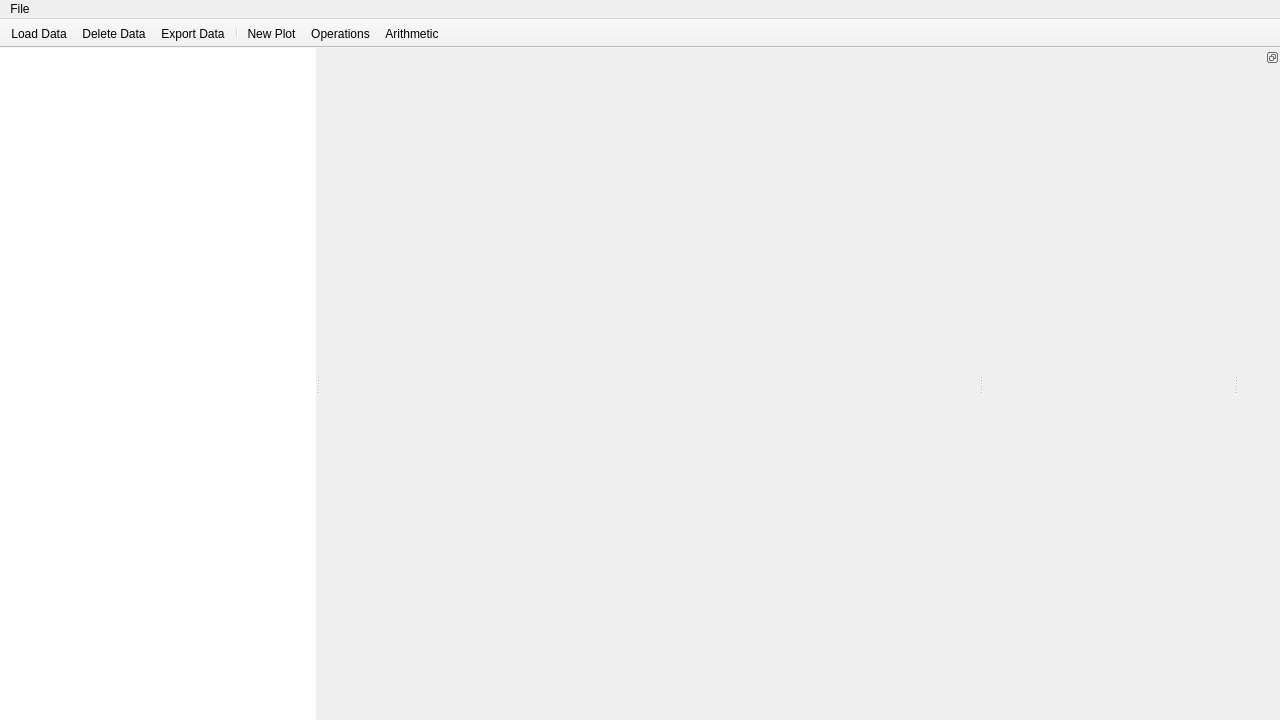
This is specviz/data/ui/workspace.ui in spacetelescope/specviz as Qt 5 draws it before an edit. The edited form follows.
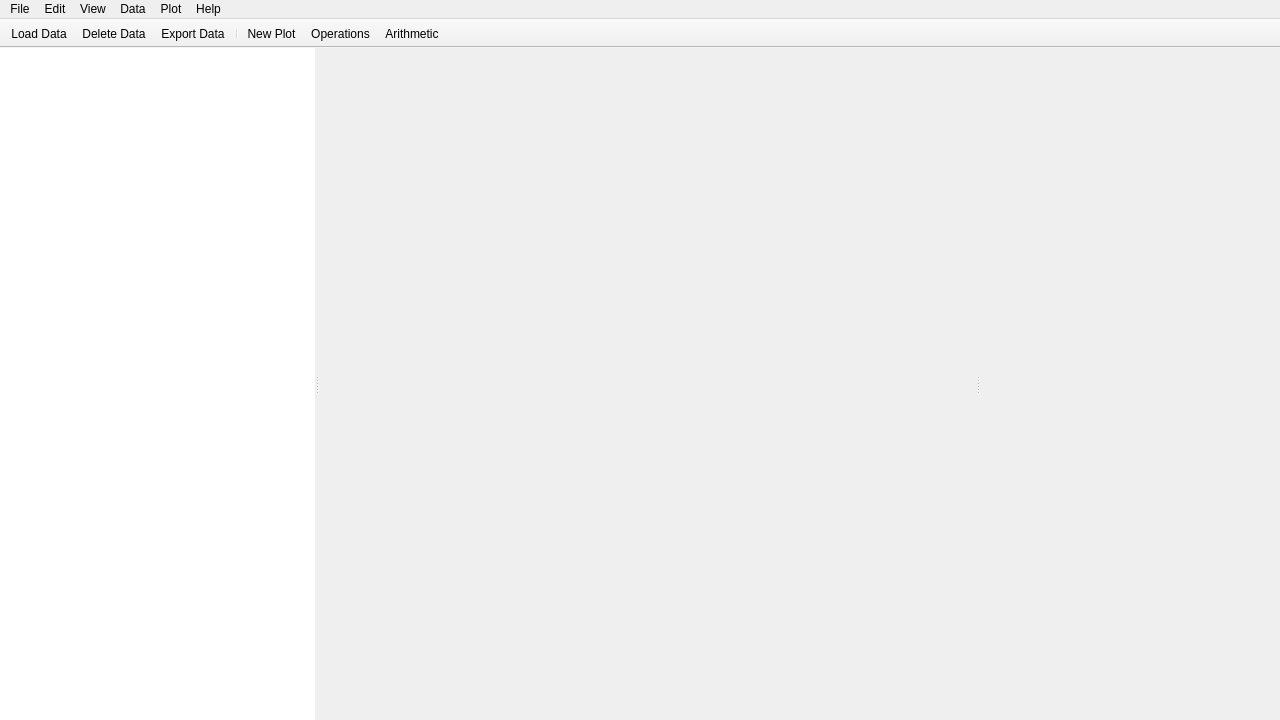
This is the edited form. Icons and pictures are not drawn.

The edit to the form file:
```diff
--- a/specviz/data/ui/workspace.ui
+++ b/specviz/data/ui/workspace.ui
@@ -121,7 +121,7 @@
       <widget class="QTabWidget" name="plugin_tab_widget">
        <property name="minimumSize">
         <size>
-         <width>250</width>
+         <width>300</width>
          <height>0</height>
         </size>
        </property>
@@ -139,21 +139,6 @@
     </item>
    </layout>
   </widget>
-  <widget class="QDockWidget" name="plugin_dock">
-   <property name="enabled">
-    <bool>true</bool>
-   </property>
-   <property name="features">
-    <set>QDockWidget::DockWidgetFloatable</set>
-   </property>
-   <property name="allowedAreas">
-    <set>Qt::RightDockWidgetArea</set>
-   </property>
-   <attribute name="dockWidgetArea">
-    <number>2</number>
-   </attribute>
-   <widget class="QWidget" name="dockWidgetContents"/>
-  </widget>
   <widget class="QToolBar" name="main_tool_bar">
    <property name="windowTitle">
     <string>Main Tool Bar</string>
@@ -196,7 +181,7 @@
      <x>0</x>
      <y>0</y>
      <width>1280</width>
-     <height>22</height>
+     <height>25</height>
     </rect>
    </property>
    <widget class="QMenu" name="menuFile">
@@ -211,7 +196,37 @@
     <addaction name="export_data_action"/>
     <addaction name="delete_data_action"/>
    </widget>
+   <widget class="QMenu" name="menuEdit">
+    <property name="title">
+     <string>Edit</string>
+    </property>
+   </widget>
+   <widget class="QMenu" name="menuData">
+    <property name="title">
+     <string>Data</string>
+    </property>
+   </widget>
+   <widget class="QMenu" name="menuPlot">
+    <property name="title">
+     <string>Plot</string>
+    </property>
+   </widget>
+   <widget class="QMenu" name="menuHelp">
+    <property name="title">
+     <string>Help</string>
+    </property>
+   </widget>
+   <widget class="QMenu" name="menuView">
+    <property name="title">
+     <string>View</string>
+    </property>
+   </widget>
    <addaction name="menuFile"/>
+   <addaction name="menuEdit"/>
+   <addaction name="menuView"/>
+   <addaction name="menuData"/>
+   <addaction name="menuPlot"/>
+   <addaction name="menuHelp"/>
   </widget>
   <action name="mask_editor_toggle">
    <property name="checkable">
```
